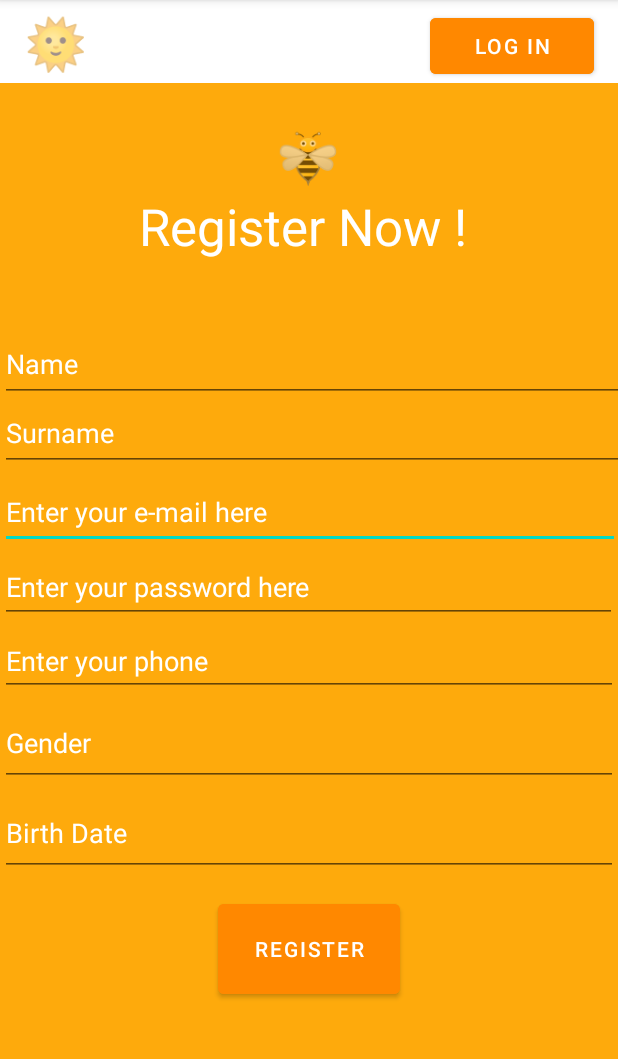
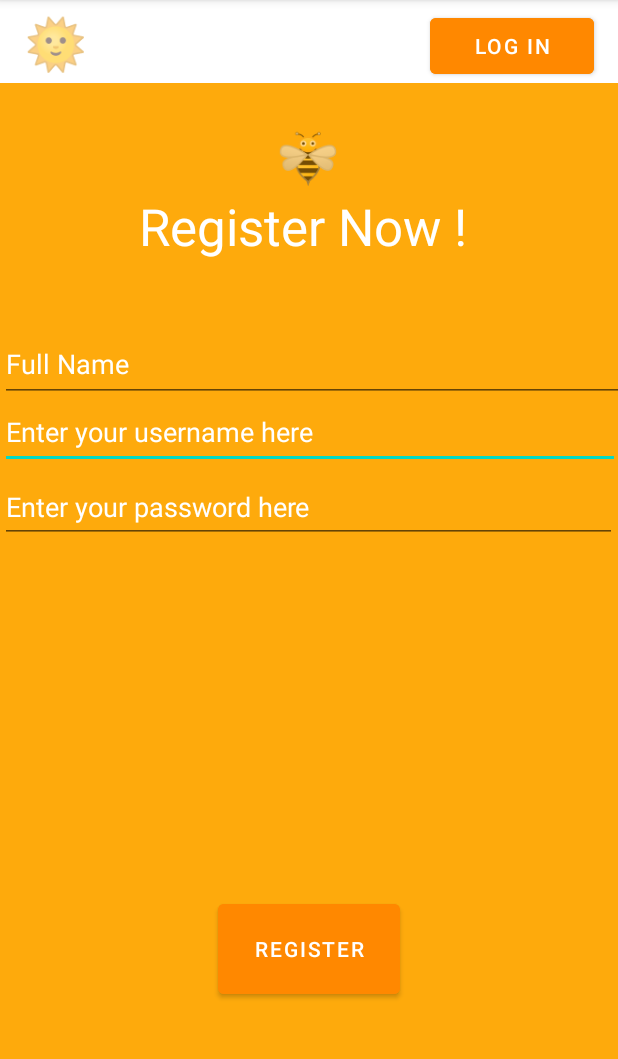
Before and after one commit to senturkkburak/AndroidProject, an Android app: the sign screen opened directly, with no data from a screen before it, on a phone screen of 412 x 824 dp, the part 84-1143 px from its top. Run offline under Robolectric (Android 15) with nearby library versions, the light colour scheme and no system bars; our stand-ins replace Firebase (no records; nobody signed in at launch, a user with empty details on screens opened directly).

Commit message:
Login/Register/Logout

```diff
--- a/app/build.gradle
+++ b/app/build.gradle
@@ -39,4 +39,5 @@ dependencies {
     androidTestImplementation 'androidx.test.ext:junit:1.1.3'
     androidTestImplementation 'androidx.test.espresso:espresso-core:3.4.0'
     implementation platform('com.google.firebase:firebase-bom:29.3.0')
+    implementation 'com.google.firebase:firebase-database'
 }
--- a/app/src/main/java/com/example/androidproject/sign.java
+++ b/app/src/main/java/com/example/androidproject/sign.java
@@ -1,13 +1,85 @@
 package com.example.androidproject;
 
+import android.os.Bundle;
+import android.view.View;
+import android.widget.Button;
+import android.widget.EditText;
+import android.widget.Toast;
+
+import androidx.annotation.NonNull;
 import androidx.appcompat.app.AppCompatActivity;
-import android.os.Bundle;
+
+import com.google.firebase.database.DataSnapshot;
+import com.google.firebase.database.DatabaseError;
+import com.google.firebase.database.DatabaseReference;
+import com.google.firebase.database.FirebaseDatabase;
+import com.google.firebase.database.ValueEventListener;
 
 public class sign extends AppCompatActivity {
+
+    DatabaseReference databaseReference = FirebaseDatabase.getInstance().getReferenceFromUrl("https://androidproject-c61f6-default-rtdb.firebaseio.com/");
 
     @Override
     protected void onCreate(Bundle savedInstanceState) {
         super.onCreate(savedInstanceState);
         setContentView(R.layout.activity_sign);
+        final EditText fullname = findViewById(R.id.editTextTextPersonName3);
+        final EditText mail = findViewById(R.id.editTextTextEmailAddress2);
+        final EditText password = findViewById(R.id.editTextTextPassword2);
+        final Button loginBtn = findViewById(R.id.logout);
+        final Button register = findViewById(R.id.buttonsign2);
+
+
+        register.setOnClickListener(new View.OnClickListener() {
+            @Override
+            public void onClick(View view) {
+                final String fullnameTxt = fullname.getText().toString();
+                final String mailTxt = mail.getText().toString();
+                final String passwordTxt = password.getText().toString();
+
+                if (fullnameTxt.isEmpty() || mailTxt.isEmpty() || passwordTxt.isEmpty()){
+                    Toast.makeText(sign.this, "Please enter all information", Toast.LENGTH_SHORT).show();
+
+                }else{
+                    databaseReference.child("users").addListenerForSingleValueEvent(new ValueEventListener() {
+                        @Override
+                        public void onDataChange(@NonNull DataSnapshot snapshot) {
+                            if (snapshot.hasChild(mailTxt)){
+                                Toast.makeText(sign.this, "User already registered!", Toast.LENGTH_SHORT).show();
+                            }else{
+                                databaseReference.child("users").child(mailTxt).child("fullname").setValue(fullnameTxt);
+                                databaseReference.child("users").child(mailTxt).child("username").setValue(mailTxt);
+                                databaseReference.child("users").child(mailTxt).child("password").setValue(passwordTxt);
+
+                                Toast.makeText(sign.this, "User Registered Successfully", Toast.LENGTH_SHORT).show();
+                                finish();
+
+                            }
+                        }
+
+                        @Override
+                        public void onCancelled(@NonNull DatabaseError error) {
+
+                        }
+                    });
+
+                }
+
+            }
+        });
+
+        loginBtn.setOnClickListener(new View.OnClickListener() {
+            @Override
+            public void onClick(View view) {
+                finish();
+            }
+        });
+
+
+
+
+
     }
+
+
 }
--- a/app/src/main/res/layout/activity_learn.xml
+++ b/app/src/main/res/layout/activity_learn.xml
@@ -90,7 +90,7 @@
         app:layout_constraintVertical_bias="0.005" />
 
     <Button
-        android:id="@+id/button5"
+        android:id="@+id/logout"
         android:layout_width="109dp"
         android:layout_height="49dp"
         android:backgroundTint="@android:color/holo_orange_dark"
--- a/app/src/main/res/layout/activity_login.xml
+++ b/app/src/main/res/layout/activity_login.xml
@@ -35,7 +35,7 @@
         app:layout_constraintVertical_bias="0.005" />
 
     <Button
-        android:id="@+id/button5"
+        android:id="@+id/logout"
         android:layout_width="109dp"
         android:layout_height="49dp"
         android:backgroundTint="@android:color/holo_orange_dark"
@@ -53,7 +53,7 @@
         android:layout_width="409dp"
         android:layout_height="66dp"
         android:ems="10"
-        android:hint="Sign in with e-mail"
+        android:hint="Sign in with username"
         android:inputType="textEmailAddress"
         android:shadowColor="@color/white"
         android:textColor="@color/white"
--- a/app/src/main/res/layout/activity_play.xml
+++ b/app/src/main/res/layout/activity_play.xml
@@ -149,7 +149,7 @@
         app:layout_constraintVertical_bias="0.005" />
 
     <Button
-        android:id="@+id/button5"
+        android:id="@+id/logout"
         android:layout_width="109dp"
         android:layout_height="49dp"
         android:backgroundTint="@android:color/holo_orange_dark"
--- a/app/src/main/res/layout/activity_ptofil.xml
+++ b/app/src/main/res/layout/activity_ptofil.xml
@@ -129,7 +129,7 @@
         app:layout_constraintVertical_bias="0.005" />
 
     <Button
-        android:id="@+id/button5"
+        android:id="@+id/logout"
         android:layout_width="109dp"
         android:layout_height="49dp"
         android:backgroundTint="@android:color/holo_orange_dark"
--- a/app/src/main/res/layout/activity_questions.xml
+++ b/app/src/main/res/layout/activity_questions.xml
@@ -22,7 +22,7 @@
         app:layout_constraintVertical_bias="0.0" />
 
     <Button
-        android:id="@+id/button5"
+        android:id="@+id/logout"
         android:layout_width="109dp"
         android:layout_height="49dp"
         android:backgroundTint="@android:color/holo_orange_dark"
--- a/app/src/main/res/layout/activity_sign.xml
+++ b/app/src/main/res/layout/activity_sign.xml
@@ -6,6 +6,7 @@
     android:layout_height="match_parent"
     android:background="?android:attr/colorPressedHighlight"
     tools:context=".SignUpActivity">
+
 
     <androidx.appcompat.widget.Toolbar
         android:id="@+id/toolbar"
@@ -35,7 +36,7 @@
         app:layout_constraintVertical_bias="0.007" />
 
     <Button
-        android:id="@+id/button5"
+        android:id="@+id/logout"
         android:layout_width="109dp"
         android:layout_height="49dp"
         android:backgroundTint="@android:color/holo_orange_dark"
@@ -53,7 +54,7 @@
         android:layout_width="413dp"
         android:layout_height="49dp"
         android:ems="10"
-        android:hint="Enter your e-mail here"
+        android:hint="Enter your username here"
         android:inputType="textEmailAddress"
         android:textColor="@color/white"
         android:textColorHint="@color/white"
@@ -62,7 +63,7 @@
         app:layout_constraintHorizontal_bias="0.0"
         app:layout_constraintStart_toStartOf="parent"
         app:layout_constraintTop_toTopOf="parent"
-        app:layout_constraintVertical_bias="0.441" />
+        app:layout_constraintVertical_bias="0.366" />
 
     <EditText
         android:id="@+id/editTextTextPassword2"
@@ -78,7 +79,7 @@
         app:layout_constraintHorizontal_bias="0.0"
         app:layout_constraintStart_toStartOf="parent"
         app:layout_constraintTop_toTopOf="parent"
-        app:layout_constraintVertical_bias="0.511" />
+        app:layout_constraintVertical_bias="0.437" />
 
     <TextView
         android:id="@+id/textView"
@@ -94,43 +95,11 @@
         app:layout_constraintVertical_bias="0.177" />
 
     <EditText
-        android:id="@+id/editTextTextPersonName"
-        android:layout_width="412dp"
-        android:layout_height="57dp"
-        android:ems="10"
-        android:hint="Gender"
-        android:inputType="textPersonName"
-        android:textColor="@color/white"
-        android:textColorHint="@color/white"
-        app:layout_constraintBottom_toBottomOf="parent"
-        app:layout_constraintEnd_toEndOf="parent"
-        app:layout_constraintHorizontal_bias="0.0"
-        app:layout_constraintStart_toStartOf="parent"
-        app:layout_constraintTop_toTopOf="parent"
-        app:layout_constraintVertical_bias="0.657" />
-
-    <EditText
-        android:id="@+id/editTextTextPersonName5"
-        android:layout_width="412dp"
-        android:layout_height="57dp"
-        android:ems="10"
-        android:hint="Birth Date"
-        android:inputType="textPersonName"
-        android:textColor="@color/white"
-        android:textColorHint="@color/white"
-        app:layout_constraintBottom_toBottomOf="parent"
-        app:layout_constraintEnd_toEndOf="parent"
-        app:layout_constraintHorizontal_bias="0.0"
-        app:layout_constraintStart_toStartOf="parent"
-        app:layout_constraintTop_toTopOf="parent"
-        app:layout_constraintVertical_bias="0.741" />
-
-    <EditText
         android:id="@+id/editTextTextPersonName3"
         android:layout_width="421dp"
         android:layout_height="50dp"
         android:ems="10"
-        android:hint="Name"
+        android:hint="Full Name"
         android:inputType="textPersonName"
         android:textColor="@color/white"
         android:textColorHint="@color/white"
@@ -140,38 +109,6 @@
         app:layout_constraintStart_toStartOf="parent"
         app:layout_constraintTop_toTopOf="parent"
         app:layout_constraintVertical_bias="0.304" />
-
-    <EditText
-        android:id="@+id/editTextTextPersonName2"
-        android:layout_width="421dp"
-        android:layout_height="50dp"
-        android:ems="10"
-        android:hint="Surname"
-        android:inputType="textPersonName"
-        android:textColor="@color/white"
-        android:textColorHint="@color/white"
-        app:layout_constraintBottom_toBottomOf="parent"
-        app:layout_constraintEnd_toEndOf="parent"
-        app:layout_constraintHorizontal_bias="0.0"
-        app:layout_constraintStart_toStartOf="parent"
-        app:layout_constraintTop_toTopOf="parent"
-        app:layout_constraintVertical_bias="0.368" />
-
-    <EditText
-        android:id="@+id/editTextNumber"
-        android:layout_width="412dp"
-        android:layout_height="46dp"
-        android:ems="10"
-        android:hint="Enter your phone"
-        android:inputType="number"
-        android:textColor="@color/white"
-        android:textColorHint="@color/white"
-        app:layout_constraintBottom_toBottomOf="parent"
-        app:layout_constraintEnd_toEndOf="parent"
-        app:layout_constraintHorizontal_bias="0.0"
-        app:layout_constraintStart_toStartOf="parent"
-        app:layout_constraintTop_toTopOf="parent"
-        app:layout_constraintVertical_bias="0.579" />
 
     <Button
         android:id="@+id/buttonsign2"
--- a/app/src/main/res/layout/activity_welcome.xml
+++ b/app/src/main/res/layout/activity_welcome.xml
@@ -34,7 +34,7 @@
         app:layout_constraintVertical_bias="0.0" />
 
     <Button
-        android:id="@+id/button5"
+        android:id="@+id/logout"
         android:layout_width="109dp"
         android:layout_height="49dp"
         android:backgroundTint="@android:color/holo_orange_dark"
```
Also changed, not shown: app/src/main/AndroidManifest.xml (+10 -9 lines), app/src/main/java/com/example/androidproject/login.java (+66 -2 lines), app/src/main/java/com/example/androidproject/play.java (+13 -2 lines), app/src/main/res/layout/activity_home.xml (+3 -10 lines), 1 other file.
